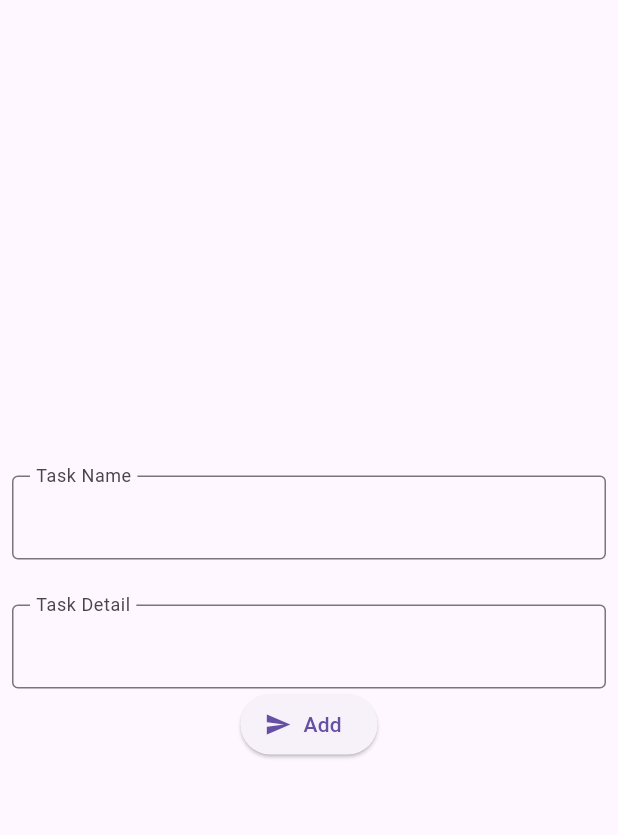
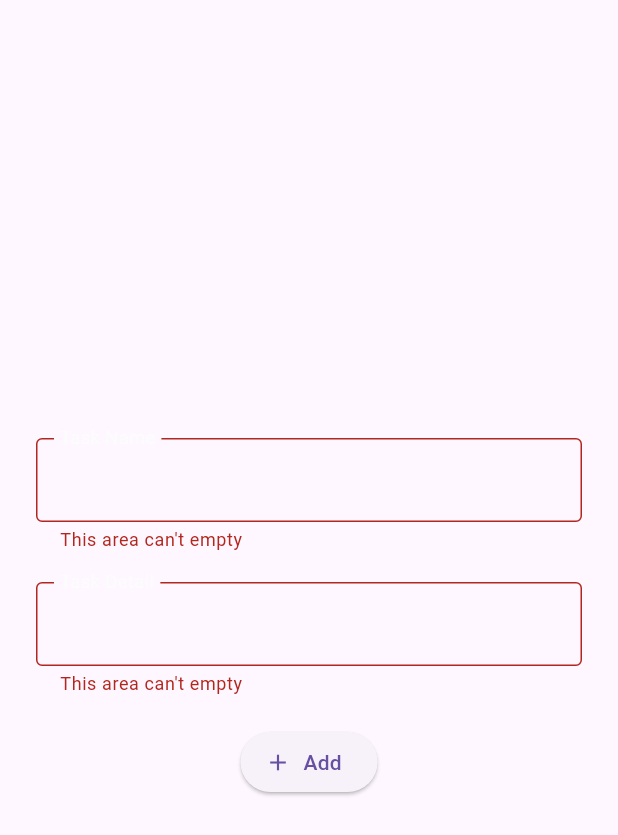
Before and after one commit to zehrayldz00/todo-app, a Flutter app: the AddTaskView widget shown alone on an empty page, opened directly, after a tap on "Add", on a phone screen of 412 x 824 dp. Shown: the top 835 px of the screen. Run offline on Flutter 3.47's test engine with Material 3 defaults, Android fonts, the light colour scheme and no system bars; our stand-ins replace logger; network calls fail.

Commit message:
todo application with Flutter bottomSheet configurated & AddTaskView codes simplified.

```diff
--- a/lib/ui/view/add_task_view.dart
+++ b/lib/ui/view/add_task_view.dart
@@ -2,6 +2,7 @@ import 'package:flutter/material.dart';
 
 import '../../core/api_service.dart';
 import '../../core/model/task.dart';
+import '../shared/styles/colors.dart';
 
 class AddTaskView extends StatefulWidget {
   const AddTaskView({super.key});
@@ -11,12 +12,12 @@ class AddTaskView extends StatefulWidget {
 }
 
 class _AddTaskViewState extends State<AddTaskView> {
-  GlobalKey<FormState> formKey = GlobalKey(debugLabel: "formKey");
-  TextEditingController controllerName = TextEditingController();
-  TextEditingController controllerDetail = TextEditingController();
+  final GlobalKey<FormState> formKey = GlobalKey(debugLabel: "formKey");
+  final TextEditingController controllerName = TextEditingController();
+  final TextEditingController controllerDetail = TextEditingController();
 
-  String? validator(val) {
-    if (val!.isEmpty) {
+  String? validator(String? val) {
+    if (val==null || val.isEmpty) {
       return "This area can't empty";
     }
     return null;
@@ -24,8 +25,9 @@ class _AddTaskViewState extends State<AddTaskView> {
 
   @override
   Widget build(BuildContext context) {
-    return Scaffold(
-      body: Form(
+    return Padding(
+      padding: const EdgeInsets.all(16.0),
+      child: Form(
         key: formKey,
         autovalidateMode: AutovalidateMode.onUserInteraction,
         child: Center(
@@ -34,37 +36,13 @@ class _AddTaskViewState extends State<AddTaskView> {
             child: Column(
               mainAxisAlignment: MainAxisAlignment.center,
               children: [
-                TextFormField(
-                  controller: controllerName,
-                  decoration: InputDecoration(
-                    border: OutlineInputBorder(),
-                    labelText: "Task Name",
-                    floatingLabelBehavior: FloatingLabelBehavior.always,
-                  ),
-                  validator: validator,
-                ),
-                SizedBox(
-                  height: 30,
-                ),
-                TextFormField(
-                  controller: controllerDetail,
-                  decoration: InputDecoration(
-                    border: OutlineInputBorder(),
-                    labelText: "Task Detail",
-                    floatingLabelBehavior: FloatingLabelBehavior.always,
-                  ),
-                  validator: validator,
-                ),
+                _textField(controllerName, "Task Name"),
+                SizedBox(height: 20,),
+                _textField(controllerDetail, "Task Detail"),
+                SizedBox(height: 20,),
                 ElevatedButton.icon(
-                  icon: Icon(Icons.send),
-                  onPressed: () async{
-                    var model = Task(
-                        taskName : controllerName.text,
-                        taskDetail : controllerDetail.text
-                    );
-                    await ApiService.getInstance().addTasks(model);
-                    Navigator.pop(context);
-                  },
+                  icon: Icon(Icons.add),
+                  onPressed: _addTask,
                   label: Text("Add"),
                 )
               ],
@@ -74,4 +52,27 @@ class _AddTaskViewState extends State<AddTaskView> {
       ),
     );
   }
+
+  TextFormField _textField(TextEditingController controller, String label) {
+    return TextFormField(
+                controller: controller,
+                decoration: InputDecoration(
+                  border: OutlineInputBorder(),
+                  labelText: label,
+                  floatingLabelStyle: TextStyle(color: white),
+                  floatingLabelBehavior: FloatingLabelBehavior.always,
+                ),
+                validator: validator,
+              );
+  }
+  void _addTask() async{
+    if(formKey.currentState!.validate()){
+      var model = Task(
+      taskName: controllerName.text,
+     taskDetail: controllerDetail.text,
+      );
+      await ApiService.getInstance().addTasks(model);
+      Navigator.pop(context);
+  }
 }
+}
```
Also changed, not shown: lib/ui/view/home_view.dart (+68 -54 lines).
